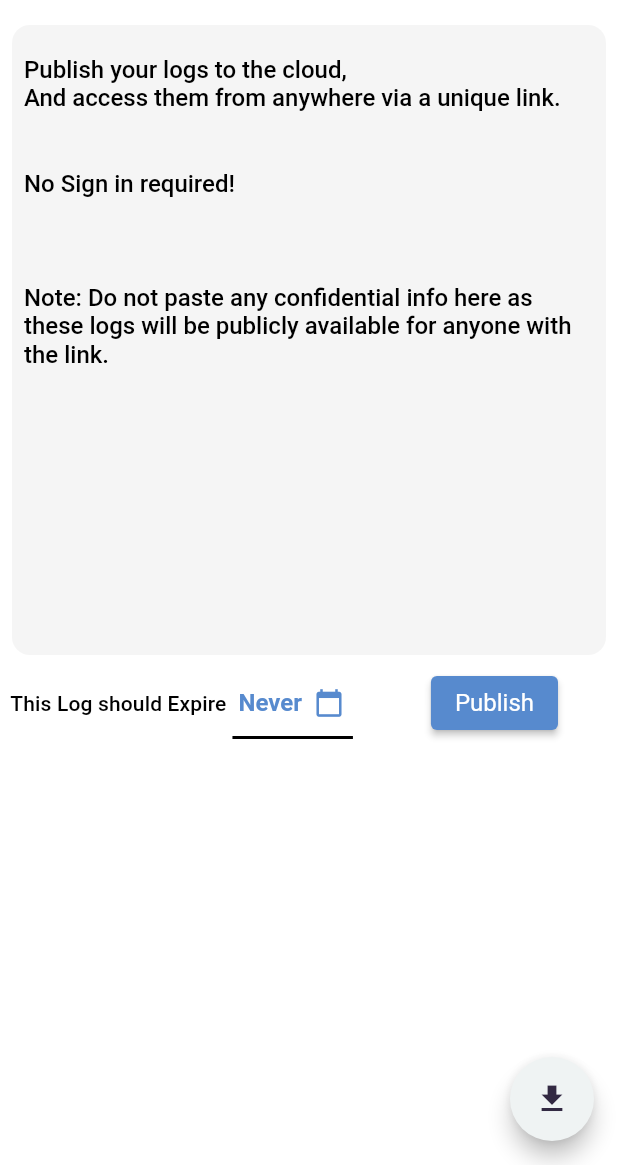
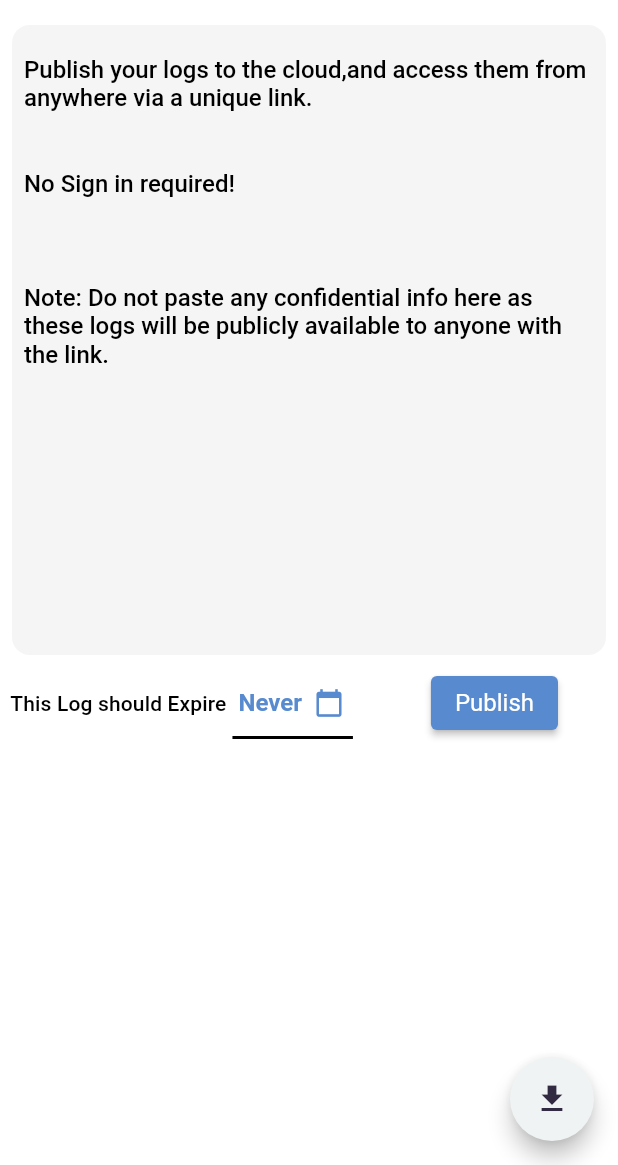
Before and after one commit to maheshj01/pastelog, a Flutter app: the screen it shows after launch, on a phone screen of 412 x 824 dp, the part 71-1236 px from its top. Run offline on Flutter 3.47's test engine with Material 2 defaults, Android fonts, the phone set to English and light mode, and no system bars; our stand-ins replace cloud_firestore, firebase_core, go_router, google_fonts, package_info_plus, shared_preferences; missing offline and left inert: dart:html, dart:js; accounts and stored records are empty; generated files the repository leaves out were written again.

Commit message:
fix typo

```diff
--- a/lib/constants/strings.dart
+++ b/lib/constants/strings.dart
@@ -3,12 +3,12 @@
 const String appTitle = 'Pastelog';
 
 String hint =
-    '''Publish your logs to the cloud,\nAnd access them from anywhere via a unique link.
+    '''Publish your logs to the cloud,and access them from anywhere via a unique link.
 
       \nNo Sign in required!
 
 
-      \nNote: Do not paste any confidential info here as these logs will be publicly available for anyone with the link.
+      \nNote: Do not paste any confidential info here as these logs will be publicly available to anyone with the link.
       ''';
 
 String about =
```
